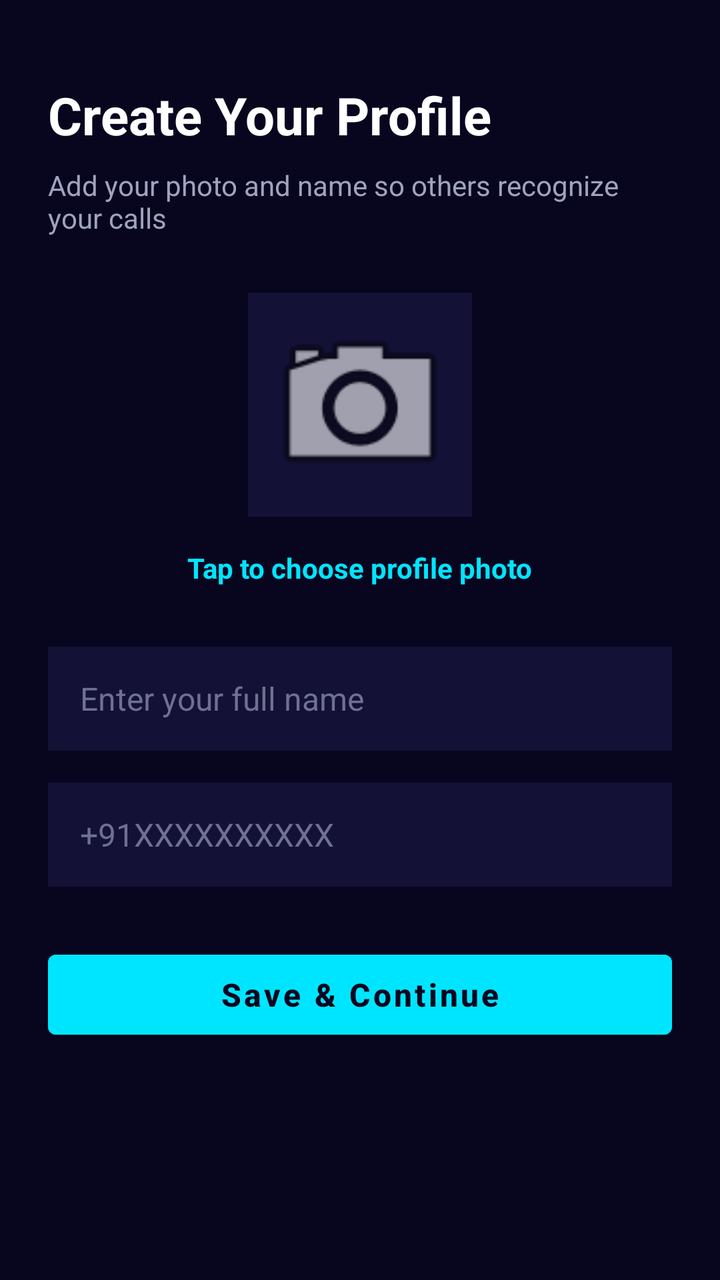
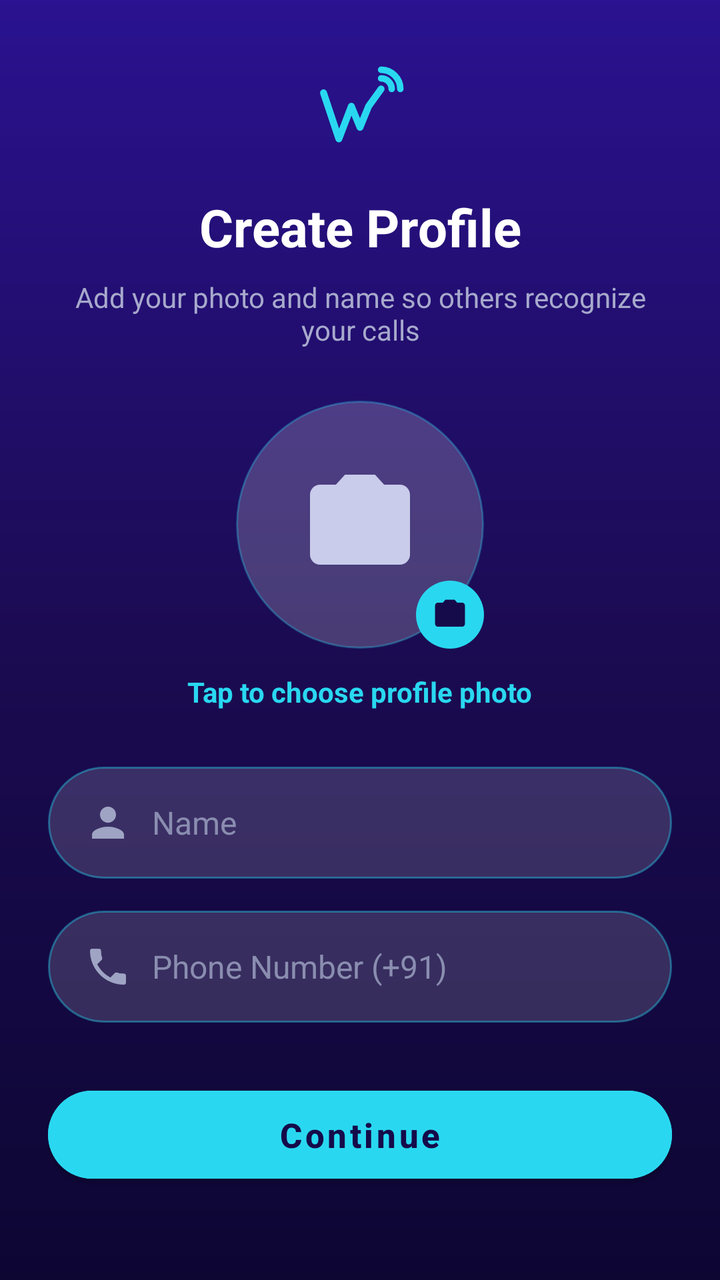

Screens rendered from an Android XML layout before and after an edit, with the pre-edit source and the edit as a unified diff.
<!-- AndroidManifest.xml: application theme Theme.WPRD -->
<!-- res/layout/activity_create_profile.xml -->
<?xml version="1.0" encoding="utf-8"?>
<ScrollView xmlns:android="http://schemas.android.com/apk/res/android"
    android:layout_width="match_parent"
    android:layout_height="match_parent"
    android:background="#08061F"
    android:fillViewport="true"
    android:fitsSystemWindows="true">

    <LinearLayout
        android:layout_width="match_parent"
        android:layout_height="wrap_content"
        android:orientation="vertical"
        android:padding="24dp"
        android:gravity="center_horizontal">

        <TextView
            android:id="@+id/tvCreateProfileTitle"
            android:layout_width="match_parent"
            android:layout_height="wrap_content"
            android:text="Create Your Profile"
            android:textColor="#FFFFFF"
            android:textSize="26sp"
            android:textStyle="bold"
            android:layout_marginTop="16dp"
            android:layout_marginBottom="8dp" />

        <TextView
            android:id="@+id/tvCreateProfileSubtitle"
            android:layout_width="match_parent"
            android:layout_height="wrap_content"
            android:text="Add your photo and name so others recognize your calls"
            android:textColor="#A0A3BD"
            android:textSize="14sp"
            android:layout_marginBottom="28dp" />

        <ImageView
            android:id="@+id/ivProfilePhoto"
            android:layout_width="112dp"
            android:layout_height="112dp"
            android:background="#141136"
            android:clickable="true"
            android:focusable="true"
            android:padding="6dp"
            android:scaleType="centerCrop"
            android:src="@android:drawable/ic_menu_camera"
            android:contentDescription="Profile Photo"
            android:layout_marginBottom="10dp" />

        <TextView
            android:id="@+id/tvSelectPhoto"
            android:layout_width="wrap_content"
            android:layout_height="wrap_content"
            android:padding="6dp"
            android:text="Tap to choose profile photo"
            android:textColor="#00E5FF"
            android:textSize="14sp"
            android:textStyle="bold"
            android:layout_marginBottom="24dp" />

        <EditText
            android:id="@+id/etProfileName"
            android:layout_width="match_parent"
            android:layout_height="52dp"
            android:background="#141136"
            android:hint="Enter your full name"
            android:inputType="textPersonName|textCapWords"
            android:paddingHorizontal="16dp"
            android:textColor="#FFFFFF"
            android:textColorHint="#6E7191"
            android:textSize="16sp"
            android:layout_marginBottom="16dp" />

        <EditText
            android:id="@+id/etProfilePhone"
            android:layout_width="match_parent"
            android:layout_height="52dp"
            android:background="#141136"
            android:hint="+91XXXXXXXXXX"
            android:inputType="phone"
            android:paddingHorizontal="16dp"
            android:textColor="#D6D8E7"
            android:textColorHint="#6E7191"
            android:textSize="16sp"
            android:layout_marginBottom="28dp" />

        <Button
            android:id="@+id/btnContinue"
            android:layout_width="match_parent"
            android:layout_height="52dp"
            android:backgroundTint="#00E5FF"
            android:text="Save &amp; Continue"
            android:textAllCaps="false"
            android:textColor="#08061F"
            android:textSize="16sp"
            android:textStyle="bold" />

    </LinearLayout>
</ScrollView>
<!-- resources referenced by this layout -->
<resources>
  <color name="cyan_neon">#00E5FF</color>
  <color name="navy_primary">#0F0C38</color>
  <color name="navy_dark">#08061F</color>
  <!-- unchanged entries left out for length: 1 -->
</resources>

<!-- the commit's change to res/layout/activity_create_profile.xml (unified diff, before → after) -->
@@ -1,8 +1,9 @@
 <?xml version="1.0" encoding="utf-8"?>
 <ScrollView xmlns:android="http://schemas.android.com/apk/res/android"
+    xmlns:app="http://schemas.android.com/apk/res-auto"
     android:layout_width="match_parent"
     android:layout_height="match_parent"
-    android:background="#08061F"
+    android:background="@drawable/bg_dark_gradient"
     android:fillViewport="true"
     android:fitsSystemWindows="true">
 
@@ -13,86 +14,116 @@
         android:padding="24dp"
         android:gravity="center_horizontal">
 
+        <ImageView
+            android:layout_width="48dp"
+            android:layout_height="48dp"
+            android:layout_marginTop="8dp"
+            android:src="@drawable/ic_wprd_logo"
+            android:contentDescription="WPRD logo" />
+
         <TextView
             android:id="@+id/tvCreateProfileTitle"
             android:layout_width="match_parent"
             android:layout_height="wrap_content"
-            android:text="Create Your Profile"
+            android:layout_marginTop="16dp"
+            android:gravity="center"
+            android:text="Create Profile"
             android:textColor="#FFFFFF"
             android:textSize="26sp"
-            android:textStyle="bold"
-            android:layout_marginTop="16dp"
-            android:layout_marginBottom="8dp" />
+            android:textStyle="bold" />
 
         <TextView
             android:id="@+id/tvCreateProfileSubtitle"
             android:layout_width="match_parent"
             android:layout_height="wrap_content"
+            android:layout_marginTop="8dp"
+            android:gravity="center"
             android:text="Add your photo and name so others recognize your calls"
-            android:textColor="#A0A3BD"
+            android:textColor="#A7A9CC"
             android:textSize="14sp"
-            android:layout_marginBottom="28dp" />
+            android:layout_marginBottom="26dp" />
 
-        <ImageView
-            android:id="@+id/ivProfilePhoto"
-            android:layout_width="112dp"
-            android:layout_height="112dp"
-            android:background="#141136"
-            android:clickable="true"
-            android:focusable="true"
-            android:padding="6dp"
-            android:scaleType="centerCrop"
-            android:src="@android:drawable/ic_menu_camera"
-            android:contentDescription="Profile Photo"
-            android:layout_marginBottom="10dp" />
+        
+        <FrameLayout
+            android:layout_width="124dp"
+            android:layout_height="124dp">
+
+            <ImageView
+                android:id="@+id/ivProfilePhoto"
+                android:layout_width="match_parent"
+                android:layout_height="match_parent"
+                android:background="@drawable/bg_avatar_placeholder"
+                android:clickable="true"
+                android:focusable="true"
+                android:padding="32dp"
+                android:scaleType="centerCrop"
+                android:src="@drawable/ic_camera"
+                android:contentDescription="Profile Photo" />
+
+            <ImageView
+                android:layout_width="34dp"
+                android:layout_height="34dp"
+                android:layout_gravity="bottom|end"
+                android:background="@drawable/bg_circle_cyan_fill"
+                android:clickable="false"
+                android:padding="8dp"
+                android:src="@drawable/ic_camera_dark"
+                android:contentDescription="Add photo" />
+        </FrameLayout>
 
         <TextView
             android:id="@+id/tvSelectPhoto"
             android:layout_width="wrap_content"
             android:layout_height="wrap_content"
+            android:layout_marginTop="6dp"
             android:padding="6dp"
             android:text="Tap to choose profile photo"
-            android:textColor="#00E5FF"
+            android:textColor="#29D8F0"
             android:textSize="14sp"
             android:textStyle="bold"
-            android:layout_marginBottom="24dp" />
+            android:layout_marginBottom="22dp" />
 
         <EditText
             android:id="@+id/etProfileName"
             android:layout_width="match_parent"
-            android:layout_height="52dp"
-            android:background="#141136"
-            android:hint="Enter your full name"
+            android:layout_height="56dp"
+            android:background="@drawable/bg_input_field"
+            android:drawableStart="@drawable/ic_person"
+            android:drawablePadding="10dp"
+            android:hint="Name"
             android:inputType="textPersonName|textCapWords"
-            android:paddingHorizontal="16dp"
+            android:paddingHorizontal="18dp"
             android:textColor="#FFFFFF"
-            android:textColorHint="#6E7191"
+            android:textColorHint="#8A8DB0"
             android:textSize="16sp"
             android:layout_marginBottom="16dp" />
 
         <EditText
             android:id="@+id/etProfilePhone"
             android:layout_width="match_parent"
-            android:layout_height="52dp"
-            android:background="#141136"
-            android:hint="+91XXXXXXXXXX"
+            android:layout_height="56dp"
+            android:background="@drawable/bg_input_field"
+            android:drawableStart="@drawable/ic_phone_field"
+            android:drawablePadding="10dp"
+            android:hint="Phone Number (+91)"
             android:inputType="phone"
-            android:paddingHorizontal="16dp"
+            android:paddingHorizontal="18dp"
             android:textColor="#D6D8E7"
-            android:textColorHint="#6E7191"
+            android:textColorHint="#8A8DB0"
             android:textSize="16sp"
             android:layout_marginBottom="28dp" />
 
         <Button
             android:id="@+id/btnContinue"
             android:layout_width="match_parent"
-            android:layout_height="52dp"
-            android:backgroundTint="#00E5FF"
-            android:text="Save &amp; Continue"
+            android:layout_height="56dp"
+            android:backgroundTint="#29D8F0"
+            android:text="Continue"
             android:textAllCaps="false"
-            android:textColor="#08061F"
-            android:textSize="16sp"
-            android:textStyle="bold" />
+            android:textColor="#150A4A"
+            android:textSize="17sp"
+            android:textStyle="bold"
+            app:cornerRadius="28dp" />
 
     </LinearLayout>
 </ScrollView>
<!-- resource entries referenced after the edit -->
@@ -1,8 +1,74 @@
 <!-- resources referenced by this layout -->
 <resources>
-  <color name="cyan_neon">#00E5FF</color>
-  <color name="navy_primary">#0F0C38</color>
-  <color name="navy_dark">#08061F</color>
+  <!-- drawable bg_avatar_placeholder (drawable) -->
+  <?xml version="1.0" encoding="utf-8"?>
+  <shape xmlns:android="http://schemas.android.com/apk/res/android" android:shape="oval">
+      <solid android:color="#33FFFFFF" />
+      <stroke android:width="1dp" android:color="#4D29D8F0" />
+  </shape>
+  <!-- drawable bg_circle_cyan_fill (drawable) -->
+  <?xml version="1.0" encoding="utf-8"?>
+  <shape xmlns:android="http://schemas.android.com/apk/res/android" android:shape="oval">
+      <solid android:color="#29D8F0" />
+  </shape>
+  <!-- drawable bg_dark_gradient (drawable) -->
+  <?xml version="1.0" encoding="utf-8"?>
+  <shape xmlns:android="http://schemas.android.com/apk/res/android">
+      <gradient android:angle="270" android:startColor="#2A1290" android:centerColor="#1B0B52" android:endColor="#0D0633" android:type="linear" />
+  </shape>
+  <!-- drawable bg_input_field (drawable) -->
+  <?xml version="1.0" encoding="utf-8"?>
+  <shape xmlns:android="http://schemas.android.com/apk/res/android">
+      <solid android:color="#26FFFFFF" />
+      <stroke android:width="1dp" android:color="#6629D8F0" />
+      <corners android:radius="28dp" />
+  </shape>
+  <!-- drawable ic_camera (drawable) -->
+  <?xml version="1.0" encoding="utf-8"?>
+  <vector xmlns:android="http://schemas.android.com/apk/res/android"
+      android:width="24dp" android:height="24dp"
+      android:viewportWidth="24" android:viewportHeight="24">
+      <path android:fillColor="#C9CCEA" android:pathData="M12,15.2C13.77,15.2 15.2,13.77 15.2,12C15.2,10.23 13.77,8.8 12,8.8C10.23,8.8 8.8,10.23 8.8,12C8.8,13.77 10.23,15.2 12,15.2ZM9,2L7.17,4H4C2.9,4 2,4.9 2,6V18C2,19.1 2.9,20 4,20H20C21.1,20 22,19.1 22,18V6C22,4.9 21.1,4 20,4H16.83L15,2H9Z"/>
+  </vector>
+  <!-- drawable ic_camera_dark (drawable) -->
+  <?xml version="1.0" encoding="utf-8"?>
+  <vector xmlns:android="http://schemas.android.com/apk/res/android"
+      android:width="24dp" android:height="24dp"
+      android:viewportWidth="24" android:viewportHeight="24">
+      <path android:fillColor="#150A4A" android:pathData="M12,15.2C13.77,15.2 15.2,13.77 15.2,12C15.2,10.23 13.77,8.8 12,8.8C10.23,8.8 8.8,10.23 8.8,12C8.8,13.77 10.23,15.2 12,15.2ZM9,2L7.17,4H4C2.9,4 2,4.9 2,6V18C2,19.1 2.9,20 4,20H20C21.1,20 22,19.1 22,18V6C22,4.9 21.1,4 20,4H16.83L15,2H9Z"/>
+  </vector>
+  <!-- drawable ic_person (drawable) -->
+  <?xml version="1.0" encoding="utf-8"?>
+  <vector xmlns:android="http://schemas.android.com/apk/res/android"
+      android:width="24dp" android:height="24dp"
+      android:viewportWidth="24" android:viewportHeight="24">
+      <path android:fillColor="#9FA4C4" android:pathData="M12,12C14.21,12 16,10.21 16,8C16,5.79 14.21,4 12,4C9.79,4 8,5.79 8,8C8,10.21 9.79,12 12,12ZM12,14C9.33,14 4,15.34 4,18V20H20V18C20,15.34 14.67,14 12,14Z"/>
+  </vector>
+  <!-- drawable ic_phone_field (drawable) -->
+  <?xml version="1.0" encoding="utf-8"?>
+  <vector xmlns:android="http://schemas.android.com/apk/res/android"
+      android:width="24dp" android:height="24dp"
+      android:viewportWidth="24" android:viewportHeight="24">
+      <path android:fillColor="#9FA4C4" android:pathData="M6.62,10.79C8.06,13.62 10.38,15.94 13.21,17.38L15.41,15.18C15.69,14.9 16.08,14.82 16.43,14.93C17.55,15.3 18.75,15.5 20,15.5C20.55,15.5 21,15.95 21,16.5V20C21,20.55 20.55,21 20,21C10.61,21 3,13.39 3,4C3,3.45 3.45,3 4,3H7.5C8.05,3 8.5,3.45 8.5,4C8.5,5.25 8.7,6.45 9.07,7.57C9.18,7.92 9.1,8.31 8.82,8.59L6.62,10.79Z"/>
+  </vector>
+  <!-- drawable ic_wprd_logo (drawable) -->
+  <?xml version="1.0" encoding="utf-8"?>
+  <vector xmlns:android="http://schemas.android.com/apk/res/android"
+      android:width="50dp" android:height="50dp"
+      android:viewportWidth="50" android:viewportHeight="50">
+      <path android:fillColor="#00000000" android:strokeColor="#29D8F0" android:strokeWidth="3.6"
+          android:strokeLineCap="round" android:strokeLineJoin="round"
+          android:pathData="M6,15 L14,39 L20.5,22 L25,33 L29.5,22 L36,13"/>
+      <path android:fillColor="#00000000" android:strokeColor="#29D8F0" android:strokeWidth="3.4"
+          android:strokeLineCap="round"
+          android:pathData="M36,7.5 A5.5,5.5 0 0 1 41.5,13"/>
+      <path android:fillColor="#00000000" android:strokeColor="#29D8F0" android:strokeWidth="3.4"
+          android:strokeLineCap="round"
+          android:pathData="M36,3 A10,10 0 0 1 46,13"/>
+  </vector>
+  <color name="cyan_neon">#29D8F0</color>
+  <color name="navy_primary">#1B0B52</color>
+  <color name="navy_dark">#0D0633</color>
   <!-- unchanged entries left out for length: 1 -->
 </resources>
 
